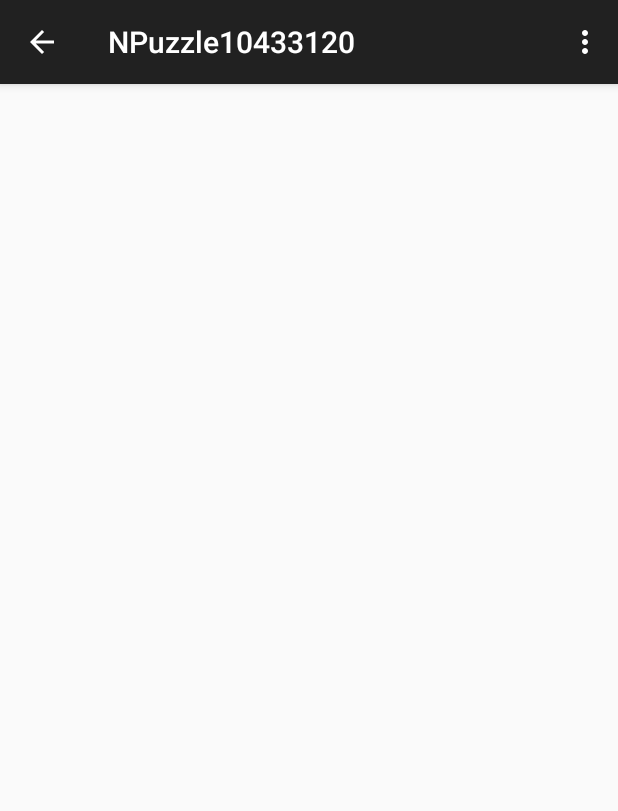
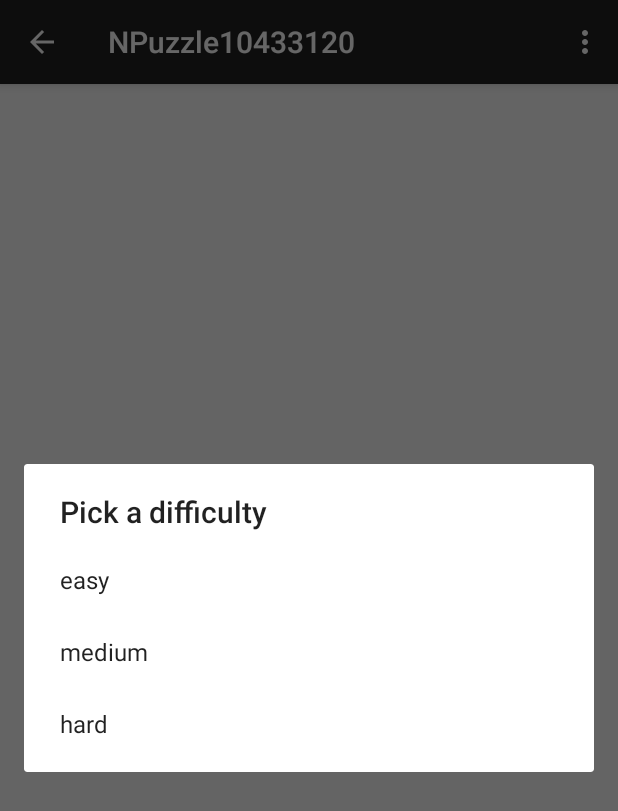
Before and after one commit to Snuggert/AppStudio_Ass2, an Android app: the GameActivity screen opened directly, with no data from a screen before it, in the options menu, after a tap on "Change Difficulty", on a phone screen of 412 x 824 dp. Shown: the top 811 px of the screen. Run offline under Robolectric (Android 15) with nearby library versions, the phone set to English and light mode, and no system bars.

Commit message:
added grid

```diff
--- a/app/src/main/java/nl/mprog/setup/npuzzle10433120/GameActivity.java
+++ b/app/src/main/java/nl/mprog/setup/npuzzle10433120/GameActivity.java
@@ -1,5 +1,7 @@
 package nl.mprog.setup.npuzzle10433120;
 
+import android.app.AlertDialog;
+import android.content.DialogInterface;
 import android.content.Intent;
 import android.graphics.Bitmap;
 import android.media.Image;
@@ -16,19 +18,38 @@ import java.io.IOException;
 
 public class GameActivity extends ActionBarActivity {
 
-    public static Bitmap Image = null;
+    private static Bitmap Image = null;
     private static final int GALLERY = 1;
     private static ImageAdapter imageAdapter;
+    private static AlertDialog.Builder builder;
     private static GridView gridView;
+    private static int nCols = 4;
+    private static int nRows = 4;
+    private final CharSequence difs[]
+        = new CharSequence[] {"easy", "medium", "hard"};
+    private final int[] sizes = {3,4,5};
+
     @Override
     protected void onCreate(Bundle savedInstanceState) {
         super.onCreate(savedInstanceState);
-        Intent myIntent = getIntent();
         setContentView(R.layout.game_activity);
 
         gridView = (GridView) findViewById(R.id.gridView);
+        gridView.setNumColumns(nCols);
+
         imageAdapter = new ImageAdapter(this);
+        imageAdapter.setSize(nCols, nRows);
         gridView.setAdapter(imageAdapter);
+
+        builder = new AlertDialog.Builder(this);
+        builder.setTitle("Pick a difficulty");
+        builder.setItems(difs, new DialogInterface.OnClickListener() {
+            @Override
+            public void onClick(DialogInterface dialog, int which) {
+                nRows = sizes[which];
+                nCols = sizes[which];
+            }
+        });
     }
 
 
@@ -46,21 +67,25 @@ public class GameActivity extends ActionBarActivity {
         // as you specify a parent activity in AndroidManifest.xml.
         int id = item.getItemId();
         if (id == R.id.change_difficulty) {
-            return true;
+            builder.show();
+            gridView.setNumColumns(nCols);
         }else if (id == R.id.change_picture) {
             Intent intent = new Intent();
             intent.setType("image/*");
             intent.setAction(Intent.ACTION_GET_CONTENT);
-            startActivityForResult(Intent.createChooser(intent, "Select Picture"), GALLERY);
+            startActivityForResult(
+                Intent.createChooser(intent, "Select Picture"), GALLERY);
         }
         return super.onOptionsItemSelected(item);
     }
 
-    protected void onActivityResult(int requestCode, int resultCode, Intent data) {
+    protected void onActivityResult(int requestCode, int resultCode,
+                                    Intent data){
         if (requestCode == GALLERY && resultCode != 0) {
             Uri mImageUri = data.getData();
             try {
-                Image = MediaStore.Images.Media.getBitmap(this.getContentResolver(), mImageUri);
+                Image = MediaStore.Images.Media.getBitmap(
+                    this.getContentResolver(), mImageUri);
                 imageAdapter.setBitmap(Image);
                 gridView.setAdapter(imageAdapter);
             } catch (FileNotFoundException e) {
@@ -70,5 +95,4 @@ public class GameActivity extends ActionBarActivity {
             }
         }
     }
-
 }
--- a/app/src/main/java/nl/mprog/setup/npuzzle10433120/ImageAdapter.java
+++ b/app/src/main/java/nl/mprog/setup/npuzzle10433120/ImageAdapter.java
@@ -5,7 +5,6 @@ import android.graphics.Bitmap;
 import android.view.View;
 import android.view.ViewGroup;
 import android.widget.BaseAdapter;
-import android.widget.GridView;
 import android.widget.ImageView;
 
 /**
@@ -14,6 +13,8 @@ import android.widget.ImageView;
 public class ImageAdapter extends BaseAdapter {
     private Context mContext;
     private Bitmap gridBitmap;
+    private Bitmap[] gridBitmapArray;
+    private int nRows, nCols;
 
     // Constructor
     public ImageAdapter(Context c) {
@@ -21,7 +22,7 @@ public class ImageAdapter extends BaseAdapter {
     }
 
     public int getCount() {
-        return 16;
+        return nRows * nCols;
     }
 
     public Object getItem(int position) {
@@ -32,8 +33,32 @@ public class ImageAdapter extends BaseAdapter {
         return 0;
     }
 
-    public int setBitmap(Bitmap bitmap){
+    public void setBitmap(Bitmap bitmap){
         this.gridBitmap = bitmap;
+        if(gridBitmap != null){
+            divideBitmap();
+        }
+    }
+
+    public void setSize(int cols, int rows){
+        this.nCols = cols;
+        this.nRows = rows;
+        if(gridBitmap != null){
+            divideBitmap();
+        }
+    }
+
+    private int divideBitmap(){
+        int width, height;
+        this.gridBitmapArray = new Bitmap[nCols * nRows];
+
+        width = gridBitmap.getWidth() / nCols;
+        height = gridBitmap.getHeight() / nRows;
+        for(int index = 0; index < nCols * nRows; index++){
+            this.gridBitmapArray[index] =
+                Bitmap.createBitmap(gridBitmap, (index % nCols) * width,
+                                    (index / nRows) * height, width, height);
+        }
         return 1;
     }
 
@@ -42,11 +67,13 @@ public class ImageAdapter extends BaseAdapter {
         ImageView imageView;
         if (convertView == null) {
             imageView = new ImageView(mContext);
+            imageView.setAdjustViewBounds(true);
         } else {
             imageView = (ImageView) convertView;
         }
-
-        imageView.setImageBitmap(this.gridBitmap);
+        if(this.gridBitmap != null) {
+            imageView.setImageBitmap(this.gridBitmapArray[position]);
+        }
         return imageView;
     }
 }
--- a/app/src/main/res/layout/game_activity.xml
+++ b/app/src/main/res/layout/game_activity.xml
@@ -12,10 +12,10 @@
         android:layout_width="wrap_content"
         android:layout_height="wrap_content"
         android:id="@+id/gridView"
-        android:numColumns="4"
         android:layout_centerVertical="true"
         android:layout_alignParentLeft="true"
         android:layout_alignParentStart="true"
-        android:verticalSpacing="0dp"
-        android:horizontalSpacing="0dp" />
+        android:verticalSpacing="1dp"
+        android:horizontalSpacing="1dp"
+        android:smoothScrollbar="false" />
 </RelativeLayout>
```
